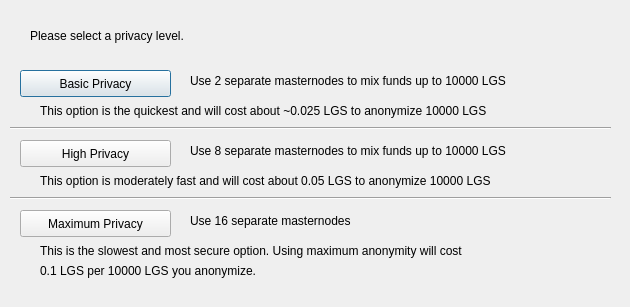
Qt form src/qt/forms/obfuscationconfig.ui (forkcoin01/ValinorCoinmn) before a commit.
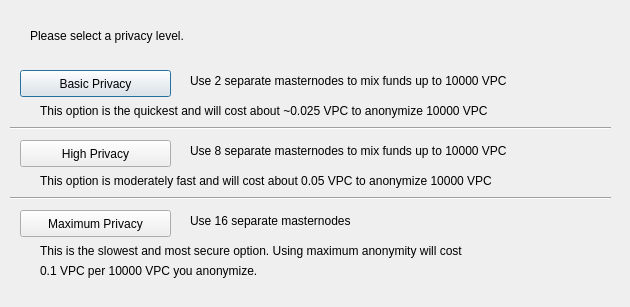
The same form after that commit.

Diff of the .ui file:
```diff
--- a/src/qt/forms/obfuscationconfig.ui
+++ b/src/qt/forms/obfuscationconfig.ui
@@ -75,7 +75,7 @@
     </rect>
    </property>
    <property name="text">
-    <string>Use 2 separate masternodes to mix funds up to 10000 LGS</string>
+    <string>Use 2 separate masternodes to mix funds up to 10000 VPC</string>
    </property>
   </widget>
   <widget class="QLabel" name="label_3">
@@ -88,7 +88,7 @@
     </rect>
    </property>
    <property name="text">
-    <string>Use 8 separate masternodes to mix funds up to 10000 LGS</string>
+    <string>Use 8 separate masternodes to mix funds up to 10000 VPC</string>
    </property>
   </widget>
   <widget class="QLabel" name="label_4">
@@ -114,7 +114,7 @@
     </rect>
    </property>
    <property name="text">
-    <string>This option is the quickest and will cost about ~0.025 LGS to anonymize 10000 LGS</string>
+    <string>This option is the quickest and will cost about ~0.025 VPC to anonymize 10000 VPC</string>
    </property>
   </widget>
   <widget class="QLabel" name="label_7">
@@ -127,7 +127,7 @@
     </rect>
    </property>
    <property name="text">
-    <string>This option is moderately fast and will cost about 0.05 LGS to anonymize 10000 LGS</string>
+    <string>This option is moderately fast and will cost about 0.05 VPC to anonymize 10000 VPC</string>
    </property>
   </widget>
   <widget class="QLabel" name="label_8">
@@ -153,7 +153,7 @@
     </rect>
    </property>
    <property name="text">
-    <string>0.1 LGS per 10000 LGS you anonymize.</string>
+    <string>0.1 VPC per 10000 VPC you anonymize.</string>
    </property>
   </widget>
   <widget class="Line" name="line">
```
